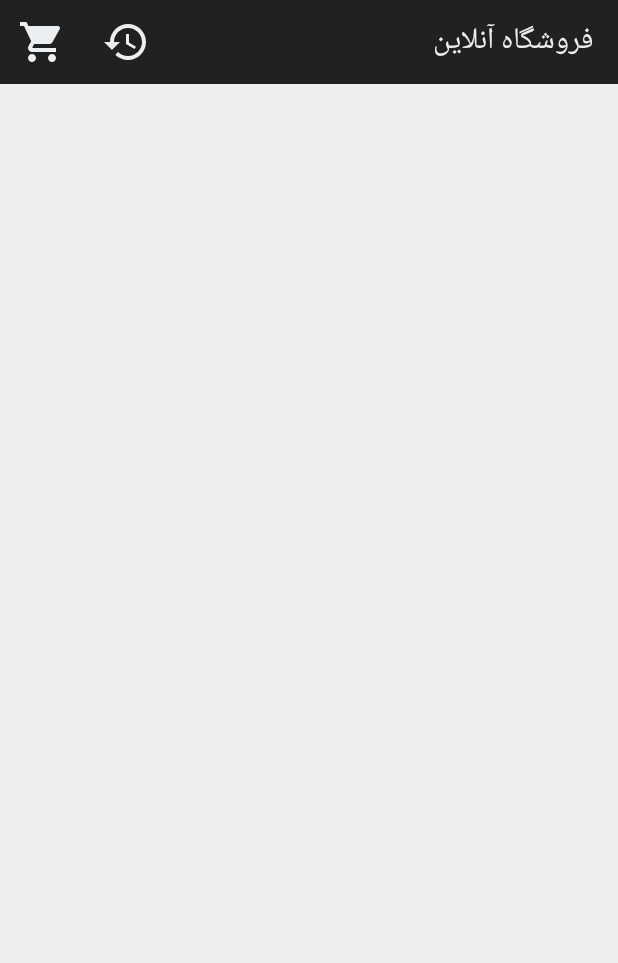
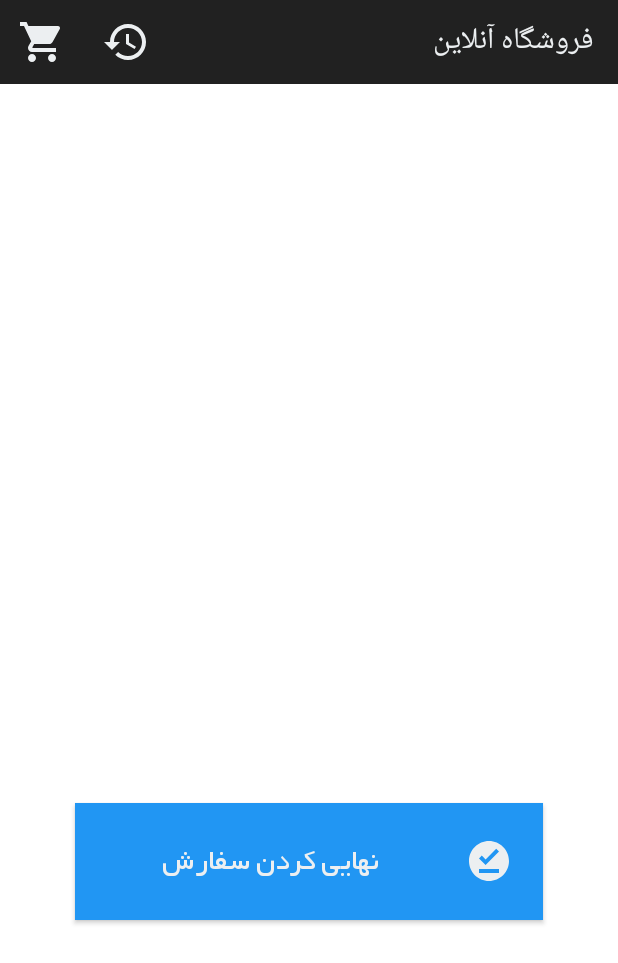
Before and after one commit to mabahmani/OnlineShoppingApp, an Android app: the fragment CartFargment placed in its activity, on a phone screen of 412 x 824 dp. Shown: the top 963 px of the screen. Run offline under Robolectric (Android 15) with nearby library versions, the phone set to English and light mode, and no system bars; our stand-ins replace Picasso; pictures from the network do not load; 1 statement that could not run was skipped.

```diff
--- a/app/src/main/AndroidManifest.xml
+++ b/app/src/main/AndroidManifest.xml
@@ -2,7 +2,7 @@
 <manifest xmlns:android="http://schemas.android.com/apk/res/android"
     package="com.mab.onlineshopping">
 
-    <uses-permission android:name="android.permission.INTERNET"/>
+    <uses-permission android:name="android.permission.INTERNET" />
 
     <application
         android:allowBackup="true"
@@ -20,7 +20,8 @@
         </activity>
         <activity android:name=".SignInActivity" />
         <activity android:name=".SignUpActivity" />
-        <activity android:name=".ProductsActivity"></activity>
+        <activity android:name=".ProductsActivity" />
+        <activity android:name=".AddressActivity"></activity>
     </application>
 
 </manifest>
--- a/app/src/main/java/com/mab/onlineshopping/CartFargment.java
+++ b/app/src/main/java/com/mab/onlineshopping/CartFargment.java
@@ -1,5 +1,6 @@
 package com.mab.onlineshopping;
 
+import android.content.Intent;
 import android.os.Bundle;
 import android.support.annotation.Nullable;
 import android.support.v4.app.Fragment;
@@ -8,6 +9,8 @@ import android.support.v7.widget.RecyclerView;
 import android.view.LayoutInflater;
 import android.view.View;
 import android.view.ViewGroup;
+import android.widget.Button;
+import android.widget.TextView;
 
 import com.mab.onlineshopping.Data.GetCartProductsController;
 import com.mab.onlineshopping.Data.GetProductInfoController;
@@ -26,6 +29,8 @@ import java.util.List;
 
 public class CartFargment extends Fragment {
     private RecyclerView recyclerView;
+    private TextView emptyCart;
+    private Button checkout;
     private CartProductsAdapter cartProductsAdapter;
     private List<CartItem> cartItemList = new ArrayList<>();
 
@@ -43,9 +48,20 @@ public class CartFargment extends Fragment {
 
         initialCartList();
 
+        checkout.setOnClickListener(new View.OnClickListener() {
+            @Override
+            public void onClick(View view) {
+                Intent i = new Intent(getActivity(),AddressActivity.class);
+                startActivity(i);
+            }
+        });
+
         OnlineShoppingApi.GetCartProductsCallBack getCartProductsCallBack = new OnlineShoppingApi.GetCartProductsCallBack() {
             @Override
             public void onResponse(CartProductsResponse cartProductsResponse) {
+                if (cartProductsResponse.getCartProductList().isEmpty()){
+                    emptyCart.setVisibility(View.VISIBLE);
+                }
                 for (final CartProduct cartProduct : cartProductsResponse.getCartProductList()){
                     OnlineShoppingApi.GetProductInfoCallBack getProductInfoCallBack = new OnlineShoppingApi.GetProductInfoCallBack() {
                         @Override
@@ -102,5 +118,7 @@ public class CartFargment extends Fragment {
 
     private void findViews(View view) {
         recyclerView = view.findViewById(R.id.cart_list);
+        emptyCart = view.findViewById(R.id.empty_cart);
+        checkout = view.findViewById(R.id.checkout);
     }
 }
--- a/app/src/main/java/com/mab/onlineshopping/Data/GetCartProductsController.java
+++ b/app/src/main/java/com/mab/onlineshopping/Data/GetCartProductsController.java
@@ -33,7 +33,7 @@ public class GetCartProductsController {
 
             @Override
             public void onFailure(Call<CartProductsResponse> call, Throwable t) {
-                getCartProductsCallBack.onFailure(t.getCause().toString());
+                getCartProductsCallBack.onFailure(t.toString());
             }
         });
     }
--- a/app/src/main/java/com/mab/onlineshopping/Data/OnlineShoppingApi.java
+++ b/app/src/main/java/com/mab/onlineshopping/Data/OnlineShoppingApi.java
@@ -1,7 +1,10 @@
 package com.mab.onlineshopping.Data;
 
+import com.mab.onlineshopping.Model.AddAddress;
+import com.mab.onlineshopping.Model.AddAddressResponse;
 import com.mab.onlineshopping.Model.AddProduct;
 import com.mab.onlineshopping.Model.AddToCartResponse;
+import com.mab.onlineshopping.Model.AddressResponse;
 import com.mab.onlineshopping.Model.CartProductsResponse;
 import com.mab.onlineshopping.Model.ChangeProductCountResponse;
 import com.mab.onlineshopping.Model.ProductCount;
@@ -27,7 +30,6 @@ import retrofit2.http.Url;
 
 public interface OnlineShoppingApi {
     String BASE_URL = "https://api.backtory.com/";
-    String itemInCartId = null;
 
     @Headers({
             "X-Backtory-Authentication-Id:5a154d2fe4b03ffa0436a534",
@@ -92,6 +94,22 @@ public interface OnlineShoppingApi {
             );
 
 
+    @Headers("X-Backtory-Object-Storage-Id:5a154d2fe4b03ffa0436a535")
+    @POST("object-storage/classes/Address")
+    Call<AddAddressResponse> addAddress(
+            @Header("Authorization") String accessToken,
+            @Body AddAddress addAddress
+            );
+
+
+    @Headers("X-Backtory-Object-Storage-Id:5a154d2fe4b03ffa0436a535")
+    @POST("object-storage/classes/query/Address")
+    Call<AddressResponse> getAddresses(
+            @Header("Authorization") String accessToken,
+            @Body UserUsername userUsername
+            );
+
+
     interface LoginUserCallBack{
         void onResponse(boolean successful, String errorDescription, TokenResponse tokenResponse );
         void onFailure(String cause);
@@ -131,4 +149,14 @@ public interface OnlineShoppingApi {
         void onResponse(ResponseBody responseBody);
         void onFailure(String cause);
     }
+
+    interface AddAddressCallBack{
+        void onResponse(AddAddressResponse addAddressResponse);
+        void onFailure(String cause);
+    }
+
+    interface GetAddressesCallBack{
+        void onResponse(AddressResponse addressResponse);
+        void onFailure(String cause);
+    }
 }
--- /dev/null
+++ b/app/src/main/res/drawable/ic_location_on_black_24dp.xml
@@ -0,0 +1,5 @@
+<vector android:height="32dp" android:tint="#E91E63"
+    android:viewportHeight="24.0" android:viewportWidth="24.0"
+    android:width="32dp" xmlns:android="http://schemas.android.com/apk/res/android">
+    <path android:fillColor="#FF000000" android:pathData="M12,2C8.13,2 5,5.13 5,9c0,5.25 7,13 7,13s7,-7.75 7,-13c0,-3.87 -3.13,-7 -7,-7zM12,11.5c-1.38,0 -2.5,-1.12 -2.5,-2.5s1.12,-2.5 2.5,-2.5 2.5,1.12 2.5,2.5 -1.12,2.5 -2.5,2.5z"/>
+</vector>
--- /dev/null
+++ b/app/src/main/res/drawable/ic_offline_pin_black_24dp.xml
@@ -0,0 +1,5 @@
+<vector android:height="32dp" android:tint="#ECEFF1"
+    android:viewportHeight="24.0" android:viewportWidth="24.0"
+    android:width="32dp" xmlns:android="http://schemas.android.com/apk/res/android">
+    <path android:fillColor="#FF000000" android:pathData="M12,2C6.5,2 2,6.5 2,12s4.5,10 10,10 10,-4.5 10,-10S17.5,2 12,2zM17,18L7,18v-2h10v2zM10.3,14L7,10.7l1.4,-1.4 1.9,1.9 5.3,-5.3L17,7.3 10.3,14z"/>
+</vector>
--- /dev/null
+++ b/app/src/main/res/drawable/round.xml
@@ -0,0 +1,11 @@
+<?xml version="1.0" encoding="utf-8"?>
+<shape xmlns:android="http://schemas.android.com/apk/res/android"
+    android:shape="rectangle">
+    <size
+        android:width="100dp"
+        android:height="20dp"/>
+    <solid
+        android:color="#BBDEFB"/>
+    <corners
+        android:radius="20dp"/>
+</shape>
--- a/app/src/main/res/layout/fragment_cart.xml
+++ b/app/src/main/res/layout/fragment_cart.xml
@@ -8,13 +8,47 @@
     <android.support.v7.widget.RecyclerView
         android:id="@+id/cart_list"
         android:layout_width="0dp"
-        android:background="#eeeeee"
         app:layout_constraintLeft_toLeftOf="parent"
         app:layout_constraintRight_toRightOf="parent"
-        app:layout_constraintBottom_toBottomOf="parent"
         app:layout_constraintTop_toTopOf="parent"
+        app:layout_constraintBottom_toTopOf="@+id/checkout"
         android:layout_height="0dp">
 
     </android.support.v7.widget.RecyclerView>
 
+    <TextView
+        android:id="@+id/empty_cart"
+        android:layout_width="wrap_content"
+        app:layout_constraintLeft_toLeftOf="parent"
+        app:layout_constraintRight_toRightOf="parent"
+        app:layout_constraintTop_toTopOf="parent"
+        app:layout_constraintBottom_toBottomOf="parent"
+        android:text="@string/empty_basket"
+        android:textColor="#607D8B"
+        android:padding="20dp"
+        android:background="@drawable/round"
+        android:visibility="invisible"
+        android:layout_height="wrap_content" />
+
+    <Button
+        android:id="@+id/checkout"
+        android:layout_width="0dp"
+        app:layout_constraintLeft_toLeftOf="parent"
+        app:layout_constraintRight_toRightOf="parent"
+        app:layout_constraintTop_toBottomOf="@+id/cart_list"
+        app:layout_constraintBottom_toBottomOf="parent"
+        android:layout_marginRight="50dp"
+        android:layout_marginLeft="50dp"
+        android:layout_marginBottom="20dp"
+        android:layout_marginTop="20dp"
+        app:layout_constraintDimensionRatio="4:1"
+        android:text="@string/checkout"
+        android:fontFamily="@font/yekan"
+        android:textSize="20sp"
+        android:textColor="#ECEFF1"
+        android:drawableEnd="@drawable/ic_offline_pin_black_24dp"
+        android:background="#2196F3"
+        android:paddingRight="20dp"
+        android:layout_height="0dp" />
+
 </android.support.constraint.ConstraintLayout>
--- a/app/src/main/res/values/strings.xml
+++ b/app/src/main/res/values/strings.xml
@@ -9,4 +9,8 @@
     <string name="product_img">تصویر محصول</string>
     <string name="add_to_cart">اضافه کردن به سبد خرید</string>
     <string name="count">تعداد</string>
+    <string name="empty_basket">سبد خرید شما خالی است!</string>
+    <string name="checkout">نهایی کردن سفارش</string>
+    <string name="new_address">ادرس جدید</string>
+    <string name="add_address">افزودن ادرس</string>
 </resources>
```
Also changed, not shown: app/src/main/java/com/mab/onlineshopping/AddressActivity.java (added, +119 -0 lines), app/src/main/java/com/mab/onlineshopping/Data/AddAddressController.java (added, +39 -0 lines), app/src/main/java/com/mab/onlineshopping/Data/GetAddressesController.java (added, +40 -0 lines), app/src/main/java/com/mab/onlineshopping/Model/AddAddress.java (added, +25 -0 lines), app/src/main/java/com/mab/onlineshopping/Model/AddAddressResponse.java (added, +28 -0 lines), app/src/main/java/com/mab/onlineshopping/Model/Address.java (added, +46 -0 lines), app/src/main/java/com/mab/onlineshopping/Model/AddressResponse.java (added, +21 -0 lines), app/src/main/java/com/mab/onlineshopping/Model/AddressesAdapter.java (added, +43 -0 lines), app/src/main/res/layout/activity_address.xml (added, +55 -0 lines), app/src/main/res/layout/address_item_row.xml (added, +20 -0 lines).
